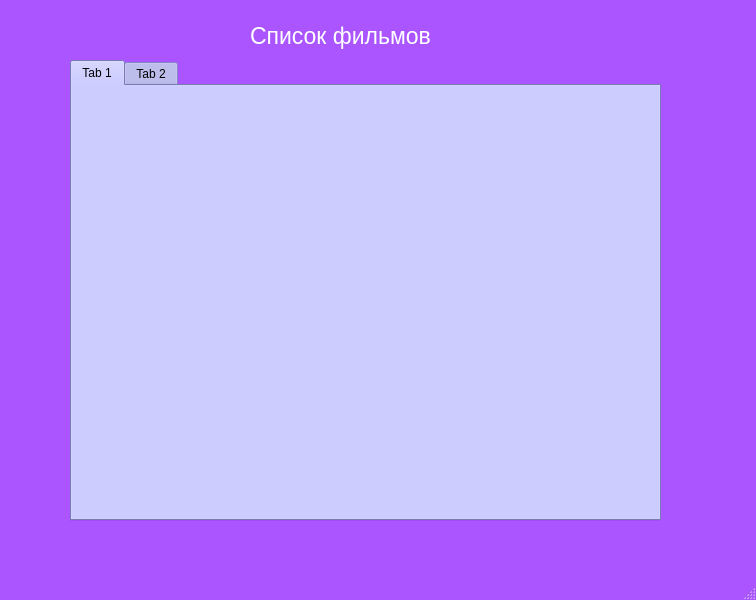
First picture: the form in visitor.ui, repository katiarapter/lyceum, before the edit.
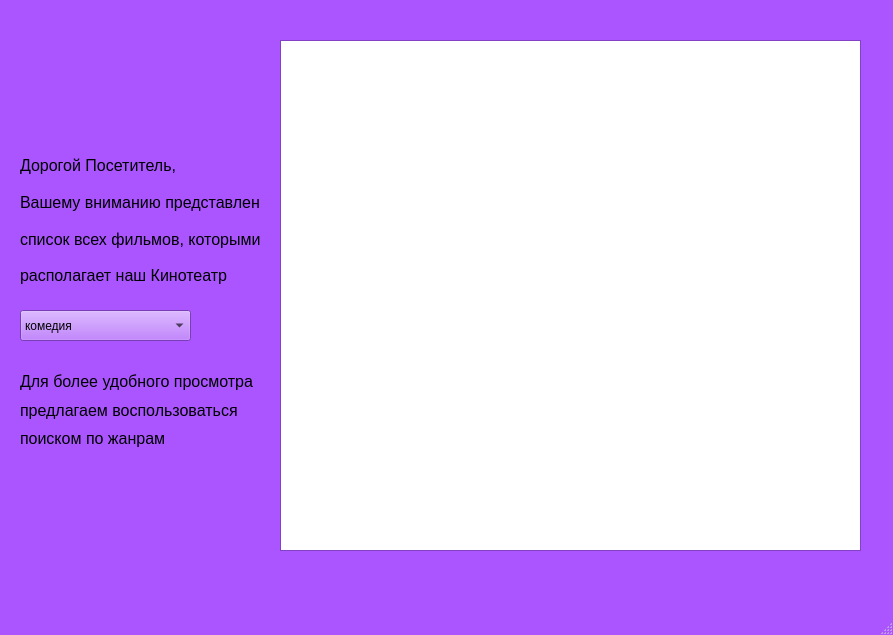
Second picture: the form after the edit.

Diff of the .ui file:
```diff
--- a/visitor.ui
+++ b/visitor.ui
@@ -6,8 +6,8 @@
    <rect>
     <x>0</x>
     <y>0</y>
-    <width>756</width>
-    <height>600</height>
+    <width>893</width>
+    <height>635</height>
    </rect>
   </property>
   <property name="palette">
@@ -429,498 +429,243 @@
    <string>MainWindow</string>
   </property>
   <widget class="QWidget" name="centralwidget">
-   <widget class="QTabWidget" name="tabWidget">
+   <widget class="QComboBox" name="comboBox">
     <property name="geometry">
      <rect>
-      <x>70</x>
-      <y>60</y>
-      <width>591</width>
-      <height>461</height>
-     </rect>
-    </property>
-    <property name="palette">
-     <palette>
-      <active>
-       <colorrole role="WindowText">
-        <brush brushstyle="SolidPattern">
-         <color alpha="255">
-          <red>0</red>
-          <green>0</green>
-          <blue>0</blue>
-         </color>
-        </brush>
-       </colorrole>
-       <colorrole role="Button">
-        <brush brushstyle="SolidPattern">
-         <color alpha="255">
-          <red>170</red>
-          <green>170</green>
-          <blue>255</blue>
-         </color>
-        </brush>
-       </colorrole>
-       <colorrole role="Light">
-        <brush brushstyle="SolidPattern">
-         <color alpha="255">
-          <red>255</red>
-          <green>255</green>
-          <blue>255</blue>
-         </color>
-        </brush>
-       </colorrole>
-       <colorrole role="Midlight">
-        <brush brushstyle="SolidPattern">
-         <color alpha="255">
-          <red>212</red>
-          <green>212</green>
-          <blue>255</blue>
-         </color>
-        </brush>
-       </colorrole>
-       <colorrole role="Dark">
-        <brush brushstyle="SolidPattern">
-         <color alpha="255">
-          <red>85</red>
-          <green>85</green>
-          <blue>127</blue>
-         </color>
-        </brush>
-       </colorrole>
-       <colorrole role="Mid">
-        <brush brushstyle="SolidPattern">
-         <color alpha="255">
-          <red>113</red>
-          <green>113</green>
-          <blue>170</blue>
-         </color>
-        </brush>
-       </colorrole>
-       <colorrole role="Text">
-        <brush brushstyle="SolidPattern">
-         <color alpha="255">
-          <red>0</red>
-          <green>0</green>
-          <blue>0</blue>
-         </color>
-        </brush>
-       </colorrole>
-       <colorrole role="BrightText">
-        <brush brushstyle="SolidPattern">
-         <color alpha="255">
-          <red>255</red>
-          <green>255</green>
-          <blue>255</blue>
-         </color>
-        </brush>
-       </colorrole>
-       <colorrole role="ButtonText">
-        <brush brushstyle="SolidPattern">
-         <color alpha="255">
-          <red>0</red>
-          <green>0</green>
-          <blue>0</blue>
-         </color>
-        </brush>
-       </colorrole>
-       <colorrole role="Base">
-        <brush brushstyle="SolidPattern">
-         <color alpha="255">
-          <red>255</red>
-          <green>255</green>
-          <blue>255</blue>
-         </color>
-        </brush>
-       </colorrole>
-       <colorrole role="Window">
-        <brush brushstyle="SolidPattern">
-         <color alpha="255">
-          <red>170</red>
-          <green>170</green>
-          <blue>255</blue>
-         </color>
-        </brush>
-       </colorrole>
-       <colorrole role="Shadow">
-        <brush brushstyle="SolidPattern">
-         <color alpha="255">
-          <red>0</red>
-          <green>0</green>
-          <blue>0</blue>
-         </color>
-        </brush>
-       </colorrole>
-       <colorrole role="AlternateBase">
-        <brush brushstyle="SolidPattern">
-         <color alpha="255">
-          <red>212</red>
-          <green>212</green>
-          <blue>255</blue>
-         </color>
-        </brush>
-       </colorrole>
-       <colorrole role="ToolTipBase">
-        <brush brushstyle="SolidPattern">
-         <color alpha="255">
-          <red>255</red>
-          <green>255</green>
-          <blue>220</blue>
-         </color>
-        </brush>
-       </colorrole>
-       <colorrole role="ToolTipText">
-        <brush brushstyle="SolidPattern">
-         <color alpha="255">
-          <red>0</red>
-          <green>0</green>
-          <blue>0</blue>
-         </color>
-        </brush>
-       </colorrole>
-      </active>
-      <inactive>
-       <colorrole role="WindowText">
-        <brush brushstyle="SolidPattern">
-         <color alpha="255">
-          <red>0</red>
-          <green>0</green>
-          <blue>0</blue>
-         </color>
-        </brush>
-       </colorrole>
-       <colorrole role="Button">
-        <brush brushstyle="SolidPattern">
-         <color alpha="255">
-          <red>170</red>
-          <green>170</green>
-          <blue>255</blue>
-         </color>
-        </brush>
-       </colorrole>
-       <colorrole role="Light">
-        <brush brushstyle="SolidPattern">
-         <color alpha="255">
-          <red>255</red>
-          <green>255</green>
-          <blue>255</blue>
-         </color>
-        </brush>
-       </colorrole>
-       <colorrole role="Midlight">
-        <brush brushstyle="SolidPattern">
-         <color alpha="255">
-          <red>212</red>
-          <green>212</green>
-          <blue>255</blue>
-         </color>
-        </brush>
-       </colorrole>
-       <colorrole role="Dark">
-        <brush brushstyle="SolidPattern">
-         <color alpha="255">
-          <red>85</red>
-          <green>85</green>
-          <blue>127</blue>
-         </color>
-        </brush>
-       </colorrole>
-       <colorrole role="Mid">
-        <brush brushstyle="SolidPattern">
-         <color alpha="255">
-          <red>113</red>
-          <green>113</green>
-          <blue>170</blue>
-         </color>
-        </brush>
-       </colorrole>
-       <colorrole role="Text">
-        <brush brushstyle="SolidPattern">
-         <color alpha="255">
-          <red>0</red>
-          <green>0</green>
-          <blue>0</blue>
-         </color>
-        </brush>
-       </colorrole>
-       <colorrole role="BrightText">
-        <brush brushstyle="SolidPattern">
-         <color alpha="255">
-          <red>255</red>
-          <green>255</green>
-          <blue>255</blue>
-         </color>
-        </brush>
-       </colorrole>
-       <colorrole role="ButtonText">
-        <brush brushstyle="SolidPattern">
-         <color alpha="255">
-          <red>0</red>
-          <green>0</green>
-          <blue>0</blue>
-         </color>
-        </brush>
-       </colorrole>
-       <colorrole role="Base">
-        <brush brushstyle="SolidPattern">
-         <color alpha="255">
-          <red>255</red>
-          <green>255</green>
-          <blue>255</blue>
-         </color>
-        </brush>
-       </colorrole>
-       <colorrole role="Window">
-        <brush brushstyle="SolidPattern">
-         <color alpha="255">
-          <red>170</red>
-          <green>170</green>
-          <blue>255</blue>
-         </color>
-        </brush>
-       </colorrole>
-       <colorrole role="Shadow">
-        <brush brushstyle="SolidPattern">
-         <color alpha="255">
-          <red>0</red>
-          <green>0</green>
-          <blue>0</blue>
-         </color>
-        </brush>
-       </colorrole>
-       <colorrole role="AlternateBase">
-        <brush brushstyle="SolidPattern">
-         <color alpha="255">
-          <red>212</red>
-          <green>212</green>
-          <blue>255</blue>
-         </color>
-        </brush>
-       </colorrole>
-       <colorrole role="ToolTipBase">
-        <brush brushstyle="SolidPattern">
-         <color alpha="255">
-          <red>255</red>
-          <green>255</green>
-          <blue>220</blue>
-         </color>
-        </brush>
-       </colorrole>
-       <colorrole role="ToolTipText">
-        <brush brushstyle="SolidPattern">
-         <color alpha="255">
-          <red>0</red>
-          <green>0</green>
-          <blue>0</blue>
-         </color>
-        </brush>
-       </colorrole>
-      </inactive>
-      <disabled>
-       <colorrole role="WindowText">
-        <brush brushstyle="SolidPattern">
-         <color alpha="255">
-          <red>85</red>
-          <green>85</green>
-          <blue>127</blue>
-         </color>
-        </brush>
-       </colorrole>
-       <colorrole role="Button">
-        <brush brushstyle="SolidPattern">
-         <color alpha="255">
-          <red>170</red>
-          <green>170</green>
-          <blue>255</blue>
-         </color>
-        </brush>
-       </colorrole>
-       <colorrole role="Light">
-        <brush brushstyle="SolidPattern">
-         <color alpha="255">
-          <red>255</red>
-          <green>255</green>
-          <blue>255</blue>
-         </color>
-        </brush>
-       </colorrole>
-       <colorrole role="Midlight">
-        <brush brushstyle="SolidPattern">
-         <color alpha="255">
-          <red>212</red>
-          <green>212</green>
-          <blue>255</blue>
-         </color>
-        </brush>
-       </colorrole>
-       <colorrole role="Dark">
-        <brush brushstyle="SolidPattern">
-         <color alpha="255">
-          <red>85</red>
-          <green>85</green>
-          <blue>127</blue>
-         </color>
-        </brush>
-       </colorrole>
-       <colorrole role="Mid">
-        <brush brushstyle="SolidPattern">
-         <color alpha="255">
-          <red>113</red>
-          <green>113</green>
-          <blue>170</blue>
-         </color>
-        </brush>
-       </colorrole>
-       <colorrole role="Text">
-        <brush brushstyle="SolidPattern">
-         <color alpha="255">
-          <red>85</red>
-          <green>85</green>
-          <blue>127</blue>
-         </color>
-        </brush>
-       </colorrole>
-       <colorrole role="BrightText">
-        <brush brushstyle="SolidPattern">
-         <color alpha="255">
-          <red>255</red>
-          <green>255</green>
-          <blue>255</blue>
-         </color>
-        </brush>
-       </colorrole>
-       <colorrole role="ButtonText">
-        <brush brushstyle="SolidPattern">
-         <color alpha="255">
-          <red>85</red>
-          <green>85</green>
-          <blue>127</blue>
-         </color>
-        </brush>
-       </colorrole>
-       <colorrole role="Base">
-        <brush brushstyle="SolidPattern">
-         <color alpha="255">
-          <red>170</red>
-          <green>170</green>
-          <blue>255</blue>
-         </color>
-        </brush>
-       </colorrole>
-       <colorrole role="Window">
-        <brush brushstyle="SolidPattern">
-         <color alpha="255">
-          <red>170</red>
-          <green>170</green>
-          <blue>255</blue>
-         </color>
-        </brush>
-       </colorrole>
-       <colorrole role="Shadow">
-        <brush brushstyle="SolidPattern">
-         <color alpha="255">
-          <red>0</red>
-          <green>0</green>
-          <blue>0</blue>
-         </color>
-        </brush>
-       </colorrole>
-       <colorrole role="AlternateBase">
-        <brush brushstyle="SolidPattern">
-         <color alpha="255">
-          <red>170</red>
-          <green>170</green>
-          <blue>255</blue>
-         </color>
-        </brush>
-       </colorrole>
-       <colorrole role="ToolTipBase">
-        <brush brushstyle="SolidPattern">
-         <color alpha="255">
-          <red>255</red>
-          <green>255</green>
-          <blue>220</blue>
-         </color>
-        </brush>
-       </colorrole>
-       <colorrole role="ToolTipText">
-        <brush brushstyle="SolidPattern">
-         <color alpha="255">
-          <red>0</red>
-          <green>0</green>
-          <blue>0</blue>
-         </color>
-        </brush>
-       </colorrole>
-      </disabled>
-     </palette>
-    </property>
-    <property name="currentIndex">
-     <number>0</number>
-    </property>
-    <widget class="QWidget" name="tab">
-     <attribute name="title">
-      <string>Tab 1</string>
-     </attribute>
-    </widget>
-    <widget class="QWidget" name="tab_2">
-     <attribute name="title">
-      <string>Tab 2</string>
-     </attribute>
-    </widget>
-   </widget>
-   <widget class="QLabel" name="label">
-    <property name="geometry">
-     <rect>
-      <x>250</x>
-      <y>20</y>
-      <width>221</width>
+      <x>20</x>
+      <y>310</y>
+      <width>171</width>
       <height>31</height>
      </rect>
     </property>
-    <property name="palette">
-     <palette>
-      <active>
-       <colorrole role="WindowText">
-        <brush brushstyle="SolidPattern">
-         <color alpha="255">
-          <red>255</red>
-          <green>255</green>
-          <blue>255</blue>
-         </color>
-        </brush>
-       </colorrole>
-      </active>
-      <inactive>
-       <colorrole role="WindowText">
-        <brush brushstyle="SolidPattern">
-         <color alpha="255">
-          <red>255</red>
-          <green>255</green>
-          <blue>255</blue>
-         </color>
-        </brush>
-       </colorrole>
-      </inactive>
-      <disabled>
-       <colorrole role="WindowText">
-        <brush brushstyle="SolidPattern">
-         <color alpha="255">
-          <red>85</red>
-          <green>42</green>
-          <blue>127</blue>
-         </color>
-        </brush>
-       </colorrole>
-      </disabled>
-     </palette>
+    <item>
+     <property name="text">
+      <string>комедия</string>
+     </property>
+    </item>
+    <item>
+     <property name="text">
+      <string>нуар</string>
+     </property>
+    </item>
+    <item>
+     <property name="text">
+      <string>ужасы</string>
+     </property>
+    </item>
+    <item>
+     <property name="text">
+      <string>драма</string>
+     </property>
+    </item>
+    <item>
+     <property name="text">
+      <string>мелодрама</string>
+     </property>
+    </item>
+    <item>
+     <property name="text">
+      <string>детектив</string>
+     </property>
+    </item>
+    <item>
+     <property name="text">
+      <string>документальный</string>
+     </property>
+    </item>
+    <item>
+     <property name="text">
+      <string>музыка</string>
+     </property>
+    </item>
+    <item>
+     <property name="text">
+      <string>фантастика</string>
+     </property>
+    </item>
+    <item>
+     <property name="text">
+      <string>анимация</string>
+     </property>
+    </item>
+    <item>
+     <property name="text">
+      <string>биография</string>
+     </property>
+    </item>
+    <item>
+     <property name="text">
+      <string>боевик</string>
+     </property>
+    </item>
+    <item>
+     <property name="text">
+      <string>приключения</string>
+     </property>
+    </item>
+    <item>
+     <property name="text">
+      <string>война</string>
+     </property>
+    </item>
+    <item>
+     <property name="text">
+      <string>семейный</string>
+     </property>
+    </item>
+    <item>
+     <property name="text">
+      <string>триллер</string>
+     </property>
+    </item>
+    <item>
+     <property name="text">
+      <string>фэнтези</string>
+     </property>
+    </item>
+    <item>
+     <property name="text">
+      <string>вестерн</string>
+     </property>
+    </item>
+    <item>
+     <property name="text">
+      <string>мистика</string>
+     </property>
+    </item>
+    <item>
+     <property name="text">
+      <string>исторический</string>
+     </property>
+    </item>
+    <item>
+     <property name="text">
+      <string>короткометражный</string>
+     </property>
+    </item>
+    <item>
+     <property name="text">
+      <string>мюзикл</string>
+     </property>
+    </item>
+   </widget>
+   <widget class="QTableView" name="tableView">
+    <property name="geometry">
+     <rect>
+      <x>280</x>
+      <y>40</y>
+      <width>581</width>
+      <height>511</height>
+     </rect>
     </property>
-    <property name="font">
-     <font>
-      <pointsize>17</pointsize>
-     </font>
+   </widget>
+   <widget class="QWidget" name="verticalLayoutWidget">
+    <property name="geometry">
+     <rect>
+      <x>20</x>
+      <y>150</y>
+      <width>241</width>
+      <height>141</height>
+     </rect>
     </property>
-    <property name="text">
-     <string>Список фильмов</string>
+    <layout class="QVBoxLayout" name="verticalLayout">
+     <item>
+      <widget class="QLabel" name="label_2">
+       <property name="font">
+        <font>
+         <pointsize>12</pointsize>
+        </font>
+       </property>
+       <property name="text">
+        <string>Дорогой Посетитель,</string>
+       </property>
+      </widget>
+     </item>
+     <item>
+      <widget class="QLabel" name="label">
+       <property name="font">
+        <font>
+         <pointsize>12</pointsize>
+        </font>
+       </property>
+       <property name="text">
+        <string>Вашему вниманию представлен</string>
+       </property>
+      </widget>
+     </item>
+     <item>
+      <widget class="QLabel" name="label_3">
+       <property name="font">
+        <font>
+         <pointsize>12</pointsize>
+        </font>
+       </property>
+       <property name="text">
+        <string>список всех фильмов, которыми</string>
+       </property>
+      </widget>
+     </item>
+     <item>
+      <widget class="QLabel" name="label_4">
+       <property name="font">
+        <font>
+         <pointsize>12</pointsize>
+        </font>
+       </property>
+       <property name="text">
+        <string>располагает наш Кинотеатр</string>
+       </property>
+      </widget>
+     </item>
+    </layout>
+   </widget>
+   <widget class="QWidget" name="verticalLayoutWidget_2">
+    <property name="geometry">
+     <rect>
+      <x>20</x>
+      <y>370</y>
+      <width>235</width>
+      <height>80</height>
+     </rect>
     </property>
+    <layout class="QVBoxLayout" name="verticalLayout_2">
+     <item>
+      <widget class="QLabel" name="label_5">
+       <property name="font">
+        <font>
+         <pointsize>12</pointsize>
+        </font>
+       </property>
+       <property name="text">
+        <string>Для более удобного просмотра</string>
+       </property>
+      </widget>
+     </item>
+     <item>
+      <widget class="QLabel" name="label_6">
+       <property name="font">
+        <font>
+         <pointsize>12</pointsize>
+        </font>
+       </property>
+       <property name="text">
+        <string>предлагаем воспользоваться</string>
+       </property>
+      </widget>
+     </item>
+     <item>
+      <widget class="QLabel" name="label_7">
+       <property name="font">
+        <font>
+         <pointsize>12</pointsize>
+        </font>
+       </property>
+       <property name="text">
+        <string>поиском по жанрам</string>
+       </property>
+      </widget>
+     </item>
+    </layout>
    </widget>
   </widget>
   <widget class="QMenuBar" name="menubar">
```
Left out of the diff: 4 changed lines with no effect on the pictures.
